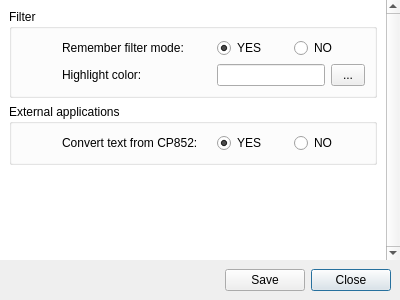
Before: the Qt Designer form gui/SettingsWindow.ui in c3pw/c3networks, drawn with Qt 5.
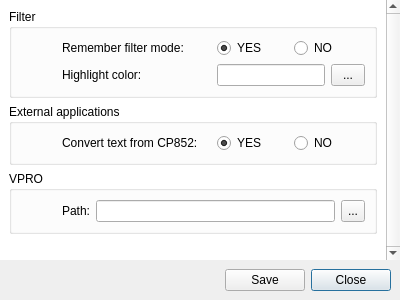
After: the same form once the commit is applied. Icons and pictures are not drawn.

Commit message: VPRO action had been added.

The edit to the form file:
```diff
--- a/gui/SettingsWindow.ui
+++ b/gui/SettingsWindow.ui
@@ -201,19 +201,6 @@
          </layout>
         </widget>
        </item>
-       <item row="2" column="0">
-        <spacer name="verticalSpacer">
-         <property name="orientation">
-          <enum>Qt::Vertical</enum>
-         </property>
-         <property name="sizeHint" stdset="0">
-          <size>
-           <width>20</width>
-           <height>40</height>
-          </size>
-         </property>
-        </spacer>
-       </item>
        <item row="1" column="0">
         <widget class="QGroupBox" name="groupBox_2">
          <property name="title">
@@ -283,6 +270,79 @@
          </layout>
         </widget>
        </item>
+       <item row="3" column="0">
+        <spacer name="verticalSpacer">
+         <property name="orientation">
+          <enum>Qt::Vertical</enum>
+         </property>
+         <property name="sizeHint" stdset="0">
+          <size>
+           <width>20</width>
+           <height>40</height>
+          </size>
+         </property>
+        </spacer>
+       </item>
+       <item row="2" column="0">
+        <widget class="QGroupBox" name="groupBox_3">
+         <property name="title">
+          <string>VPRO</string>
+         </property>
+         <property name="flat">
+          <bool>true</bool>
+         </property>
+         <layout class="QGridLayout" name="gridLayout_4">
+          <property name="leftMargin">
+           <number>50</number>
+          </property>
+          <item row="0" column="0">
+           <widget class="QLabel" name="label_4">
+            <property name="text">
+             <string>Path:</string>
+            </property>
+           </widget>
+          </item>
+          <item row="0" column="1">
+           <widget class="QWidget" name="widget_5" native="true">
+            <layout class="QHBoxLayout" name="horizontalLayout_5">
+             <property name="leftMargin">
+              <number>0</number>
+             </property>
+             <property name="topMargin">
+              <number>0</number>
+             </property>
+             <property name="rightMargin">
+              <number>0</number>
+             </property>
+             <property name="bottomMargin">
+              <number>0</number>
+             </property>
+             <item>
+              <widget class="QLineEdit" name="vproPath"/>
+             </item>
+             <item>
+              <widget class="QToolButton" name="vproPathButton">
+               <property name="sizePolicy">
+                <sizepolicy hsizetype="Preferred" vsizetype="Preferred">
+                 <horstretch>0</horstretch>
+                 <verstretch>0</verstretch>
+                </sizepolicy>
+               </property>
+               <property name="text">
+                <string>...</string>
+               </property>
+               <property name="icon">
+                <iconset resource="../resources/resources.qrc">
+                 <normaloff>:/icons/document-open.png</normaloff>:/icons/document-open.png</iconset>
+               </property>
+              </widget>
+             </item>
+            </layout>
+           </widget>
+          </item>
+         </layout>
+        </widget>
+       </item>
       </layout>
      </widget>
     </widget>
```
Left out of the diff: 2 changed lines with no effect on the pictures. The commit also changes 5 other files.
